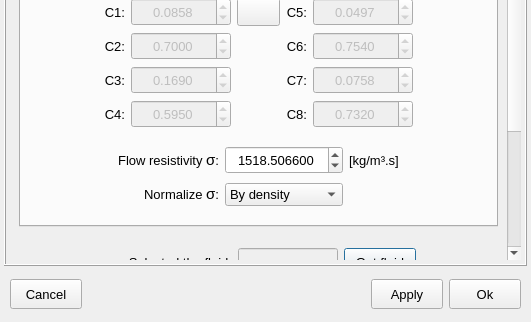
This is vibra/interface/data/ui_files/model/acoustic/dissipation_models/porous_material_model_inputs.ui in MOPT-UFSC/VIBRA as Qt 5 draws it before an edit; both pictures show x 0 to 531 and y 264 to 586 of the 531 by 586 pixel window. The edited form follows.
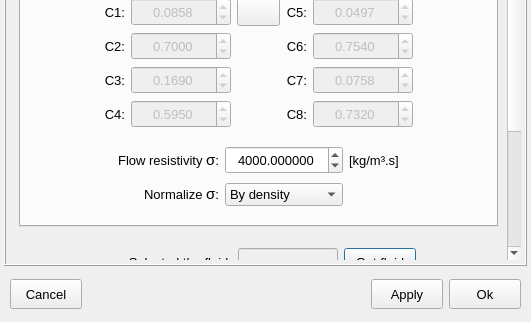
This is the edited form. Icons and pictures are not drawn.

What changed in the file:
```diff
--- a/vibra/interface/data/ui_files/model/acoustic/dissipation_models/porous_material_model_inputs.ui
+++ b/vibra/interface/data/ui_files/model/acoustic/dissipation_models/porous_material_model_inputs.ui
@@ -1185,7 +1185,7 @@
                     <double>100000.000000000000000</double>
                    </property>
                    <property name="value">
-                    <double>1518.506599999999935</double>
+                    <double>4000.000000000000000</double>
                    </property>
                   </widget>
                  </item>
```
